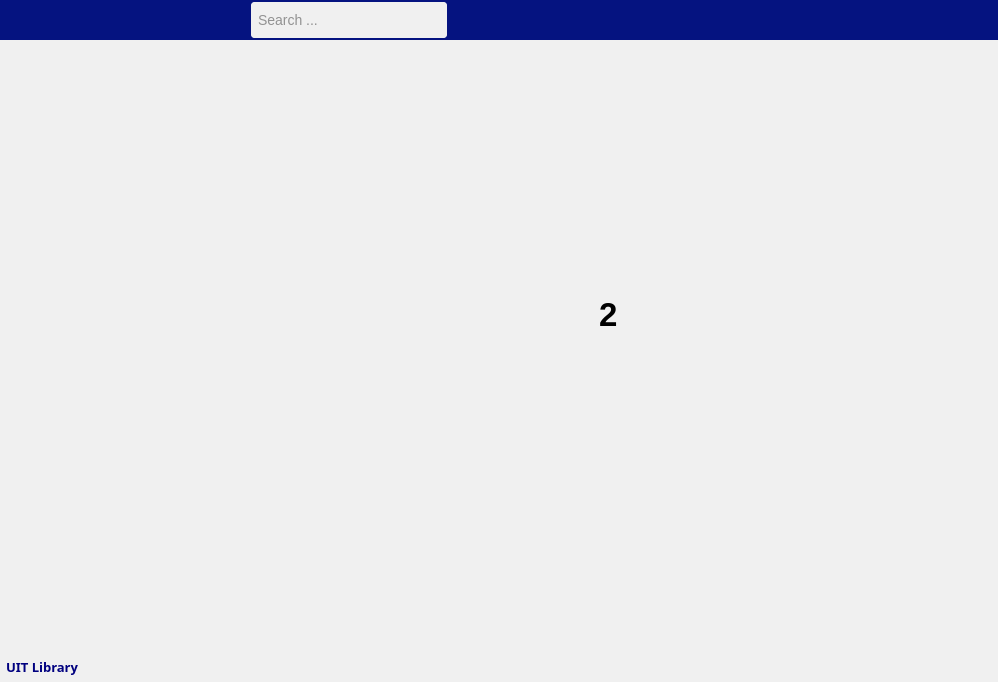
Qt form views/dashbord5.ui (wiwita7/bibliothequeISI) before a commit.
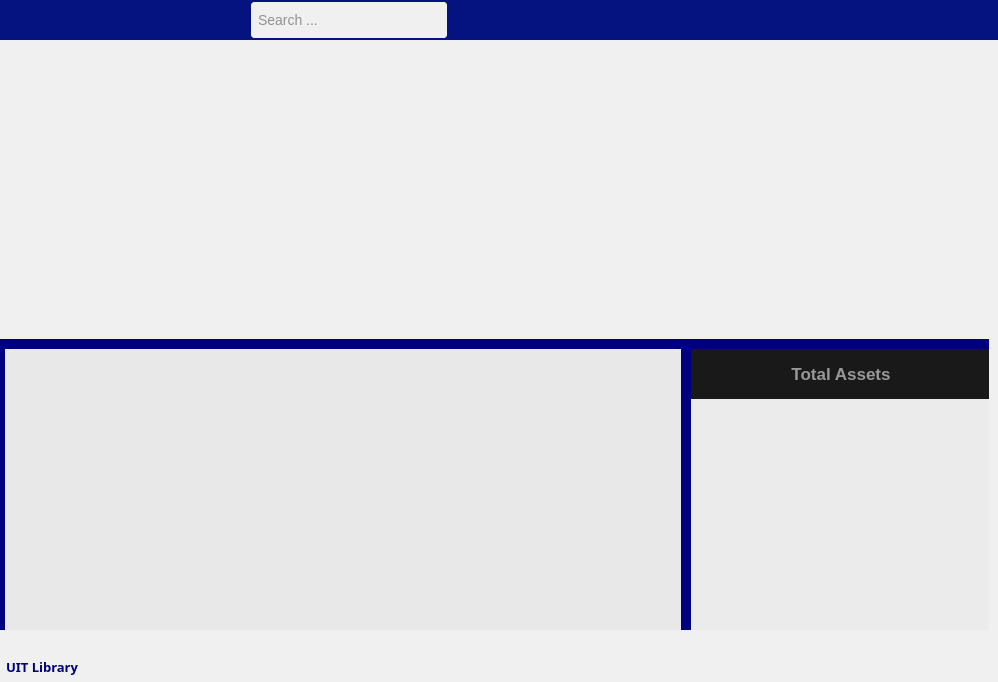
The same form after that commit. The open tabs and pages were chosen to show the change. Icons and pictures are not drawn.

```diff
--- a/views/dashbord5.ui
+++ b/views/dashbord5.ui
@@ -35,7 +35,6 @@
 QPushButton{
 	padding:10px;
 	background-color:rgb(0, 0, 127);
-	border-radius:5px;
 }
 
 </string>
@@ -821,6 +820,9 @@
           <enum>QFrame::Raised</enum>
          </property>
          <layout class="QVBoxLayout" name="verticalLayout_7">
+          <property name="leftMargin">
+           <number>0</number>
+          </property>
           <item>
            <widget class="QStackedWidget" name="stackedWidget">
             <property name="styleSheet">
@@ -855,25 +857,294 @@
              </widget>
             </widget>
             <widget class="QWidget" name="book_page">
-             <widget class="QLabel" name="label_6">
+             <widget class="QFrame" name="frame_11">
               <property name="geometry">
                <rect>
-                <x>590</x>
-                <y>220</y>
-                <width>55</width>
-                <height>91</height>
+                <x>-10</x>
+                <y>290</y>
+                <width>1001</width>
+                <height>291</height>
                </rect>
               </property>
-              <property name="font">
-               <font>
-                <pointsize>25</pointsize>
-                <weight>75</weight>
-                <bold>true</bold>
-               </font>
+              <property name="focusPolicy">
+               <enum>Qt::NoFocus</enum>
               </property>
-              <property name="text">
-               <string>2</string>
+              <property name="styleSheet">
+               <string notr="true">background-color: rgb(0, 0, 127);</string>
               </property>
+              <property name="frameShape">
+               <enum>QFrame::NoFrame</enum>
+              </property>
+              <property name="frameShadow">
+               <enum>QFrame::Raised</enum>
+              </property>
+              <layout class="QHBoxLayout" name="horizontalLayout_11">
+               <property name="spacing">
+                <number>0</number>
+               </property>
+               <property name="leftMargin">
+                <number>5</number>
+               </property>
+               <property name="topMargin">
+                <number>10</number>
+               </property>
+               <property name="rightMargin">
+                <number>0</number>
+               </property>
+               <property name="bottomMargin">
+                <number>0</number>
+               </property>
+               <item>
+                <widget class="QFrame" name="frame_12">
+                 <property name="styleSheet">
+                  <string notr="true">background-color: rgb(0, 0, 127);</string>
+                 </property>
+                 <property name="frameShape">
+                  <enum>QFrame::NoFrame</enum>
+                 </property>
+                 <property name="frameShadow">
+                  <enum>QFrame::Raised</enum>
+                 </property>
+                 <layout class="QVBoxLayout" name="verticalLayout_13" stretch="0">
+                  <property name="spacing">
+                   <number>2</number>
+                  </property>
+                  <property name="leftMargin">
+                   <number>10</number>
+                  </property>
+                  <property name="topMargin">
+                   <number>0</number>
+                  </property>
+                  <property name="rightMargin">
+                   <number>10</number>
+                  </property>
+                  <property name="bottomMargin">
+                   <number>0</number>
+                  </property>
+                  <item>
+                   <widget class="QFrame" name="dataFrame">
+                    <property name="styleSheet">
+                     <string notr="true">background-color: rgb(232, 232, 232);</string>
+                    </property>
+                    <property name="frameShape">
+                     <enum>QFrame::NoFrame</enum>
+                    </property>
+                    <property name="frameShadow">
+                     <enum>QFrame::Raised</enum>
+                    </property>
+                    <layout class="QVBoxLayout" name="verticalLayout_9">
+                     <property name="spacing">
+                      <number>0</number>
+                     </property>
+                     <property name="leftMargin">
+                      <number>0</number>
+                     </property>
+                     <property name="topMargin">
+                      <number>0</number>
+                     </property>
+                     <property name="rightMargin">
+                      <number>0</number>
+                     </property>
+                     <property name="bottomMargin">
+                      <number>0</number>
+                     </property>
+                     <item>
+                      <widget class="QTableWidget" name="tableWidget_book">
+                       <property name="styleSheet">
+                        <string notr="true">QTableWidget::QHeaderView section {
+	color: rgb(152, 152, 152);
+	background-color: rgb(0, 0, 127);
+}</string>
+                       </property>
+                       <property name="frameShape">
+                        <enum>QFrame::NoFrame</enum>
+                       </property>
+                       <property name="verticalScrollBarPolicy">
+                        <enum>Qt::ScrollBarAlwaysOff</enum>
+                       </property>
+                       <property name="horizontalScrollBarPolicy">
+                        <enum>Qt::ScrollBarAlwaysOff</enum>
+                       </property>
+                       <property name="sizeAdjustPolicy">
+                        <enum>QAbstractScrollArea::AdjustToContents</enum>
+                       </property>
+                       <property name="autoScroll">
+                        <bool>true</bool>
+                       </property>
+                       <property name="dragEnabled">
+                        <bool>true</bool>
+                       </property>
+                       <property name="alternatingRowColors">
+                        <bool>false</bool>
+                       </property>
+                       <property name="showGrid">
+                        <bool>false</bool>
+                       </property>
+                       <property name="sortingEnabled">
+                        <bool>true</bool>
+                       </property>
+                       <attribute name="horizontalHeaderStretchLastSection">
+                        <bool>true</bool>
+                       </attribute>
+                       <attribute name="verticalHeaderVisible">
+                        <bool>false</bool>
+                       </attribute>
+                       <attribute name="verticalHeaderStretchLastSection">
+                        <bool>true</bool>
+                       </attribute>
+                      </widget>
+                     </item>
+                    </layout>
+                   </widget>
+                  </item>
+                 </layout>
+                </widget>
+               </item>
+               <item>
+                <widget class="QFrame" name="frame_13">
+                 <property name="minimumSize">
+                  <size>
+                   <width>300</width>
+                   <height>0</height>
+                  </size>
+                 </property>
+                 <property name="maximumSize">
+                  <size>
+                   <width>300</width>
+                   <height>16777215</height>
+                  </size>
+                 </property>
+                 <property name="styleSheet">
+                  <string notr="true">background-color: rgb(7, 31, 62);</string>
+                 </property>
+                 <property name="frameShape">
+                  <enum>QFrame::NoFrame</enum>
+                 </property>
+                 <property name="frameShadow">
+                  <enum>QFrame::Raised</enum>
+                 </property>
+                 <layout class="QVBoxLayout" name="verticalLayout_16">
+                  <property name="spacing">
+                   <number>0</number>
+                  </property>
+                  <property name="leftMargin">
+                   <number>0</number>
+                  </property>
+                  <property name="topMargin">
+                   <number>0</number>
+                  </property>
+                  <property name="rightMargin">
+                   <number>0</number>
+                  </property>
+                  <property name="bottomMargin">
+                   <number>0</number>
+                  </property>
+                  <item>
+                   <widget class="QFrame" name="frame_14">
+                    <property name="minimumSize">
+                     <size>
+                      <width>0</width>
+                      <height>50</height>
+                     </size>
+                    </property>
+                    <property name="maximumSize">
+                     <size>
+                      <width>16777215</width>
+                      <height>50</height>
+                     </size>
+                    </property>
+                    <property name="styleSheet">
+                     <string notr="true">background-color: rgb(25, 25, 25);</string>
+                    </property>
+                    <property name="frameShape">
+                     <enum>QFrame::NoFrame</enum>
+                    </property>
+                    <property name="frameShadow">
+                     <enum>QFrame::Raised</enum>
+                    </property>
+                    <layout class="QHBoxLayout" name="horizontalLayout_13">
+                     <property name="spacing">
+                      <number>0</number>
+                     </property>
+                     <property name="leftMargin">
+                      <number>0</number>
+                     </property>
+                     <property name="topMargin">
+                      <number>0</number>
+                     </property>
+                     <property name="rightMargin">
+                      <number>0</number>
+                     </property>
+                     <property name="bottomMargin">
+                      <number>0</number>
+                     </property>
+                     <item>
+                      <widget class="QLabel" name="label_21">
+                       <property name="font">
+                        <font>
+                         <pointsize>13</pointsize>
+                         <weight>75</weight>
+                         <bold>true</bold>
+                        </font>
+                       </property>
+                       <property name="styleSheet">
+                        <string notr="true">color: rgb(152, 152, 152);</string>
+                       </property>
+                       <property name="text">
+                        <string>Total Assets</string>
+                       </property>
+                       <property name="alignment">
+                        <set>Qt::AlignCenter</set>
+                       </property>
+                      </widget>
+                     </item>
+                    </layout>
+                   </widget>
+                  </item>
+                  <item>
+                   <widget class="QFrame" name="frame_15">
+                    <property name="styleSheet">
+                     <string notr="true">background-color: rgb(235, 235, 235);</string>
+                    </property>
+                    <property name="frameShape">
+                     <enum>QFrame::NoFrame</enum>
+                    </property>
+                    <property name="frameShadow">
+                     <enum>QFrame::Raised</enum>
+                    </property>
+                    <layout class="QHBoxLayout" name="horizontalLayout_14">
+                     <property name="spacing">
+                      <number>0</number>
+                     </property>
+                     <property name="leftMargin">
+                      <number>5</number>
+                     </property>
+                     <property name="topMargin">
+                      <number>0</number>
+                     </property>
+                     <property name="rightMargin">
+                      <number>5</number>
+                     </property>
+                     <property name="bottomMargin">
+                      <number>0</number>
+                     </property>
+                     <item>
+                      <layout class="QVBoxLayout" name="pieCard">
+                       <property name="spacing">
+                        <number>0</number>
+                       </property>
+                       <property name="rightMargin">
+                        <number>0</number>
+                       </property>
+                      </layout>
+                     </item>
+                    </layout>
+                   </widget>
+                  </item>
+                 </layout>
+                </widget>
+               </item>
+              </layout>
              </widget>
             </widget>
             <widget class="QWidget" name="author_page">
```
Left out of the diff: 122 changed lines with no effect on the pictures.
